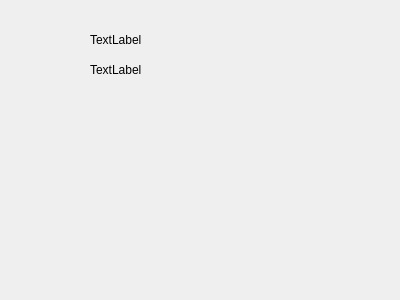
The window that src/common/message-dialog.ui (openeuler-mirror/ks-scmc-gui) describes before a commit, drawn with Qt 5.
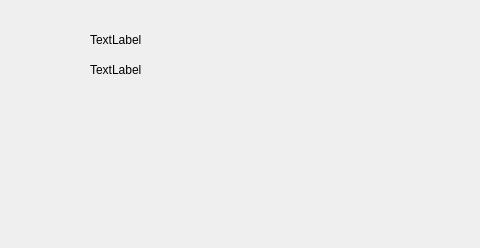
The same window after the commit.

```diff
--- a/src/common/message-dialog.ui
+++ b/src/common/message-dialog.ui
@@ -6,10 +6,22 @@
    <rect>
     <x>0</x>
     <y>0</y>
-    <width>400</width>
-    <height>300</height>
+    <width>480</width>
+    <height>248</height>
    </rect>
   </property>
+  <property name="minimumSize">
+   <size>
+    <width>480</width>
+    <height>248</height>
+   </size>
+  </property>
+  <property name="maximumSize">
+   <size>
+    <width>480</width>
+    <height>248</height>
+   </size>
+  </property>
   <property name="windowTitle">
    <string>Dialog</string>
   </property>
```
